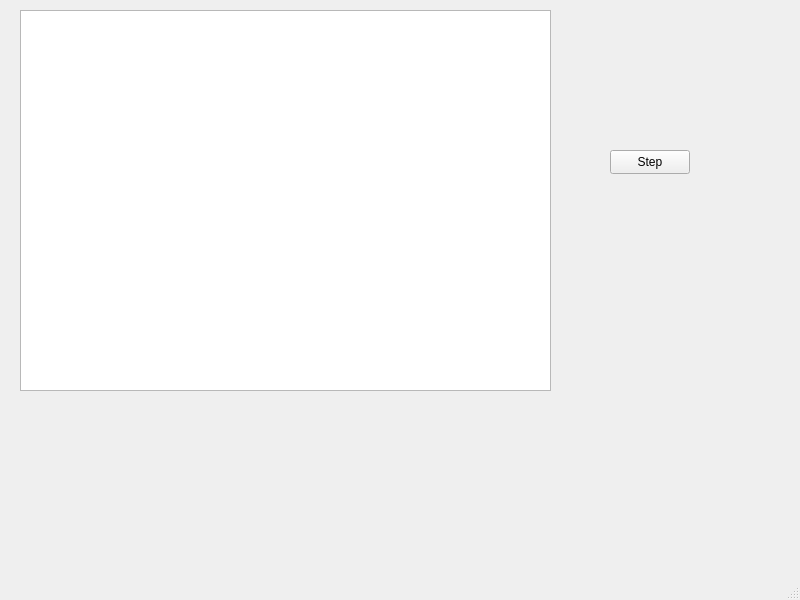
Before: the Qt Designer form mainwindow.ui in MateuszGuzy02/Game-Of-Life, drawn with Qt 5.
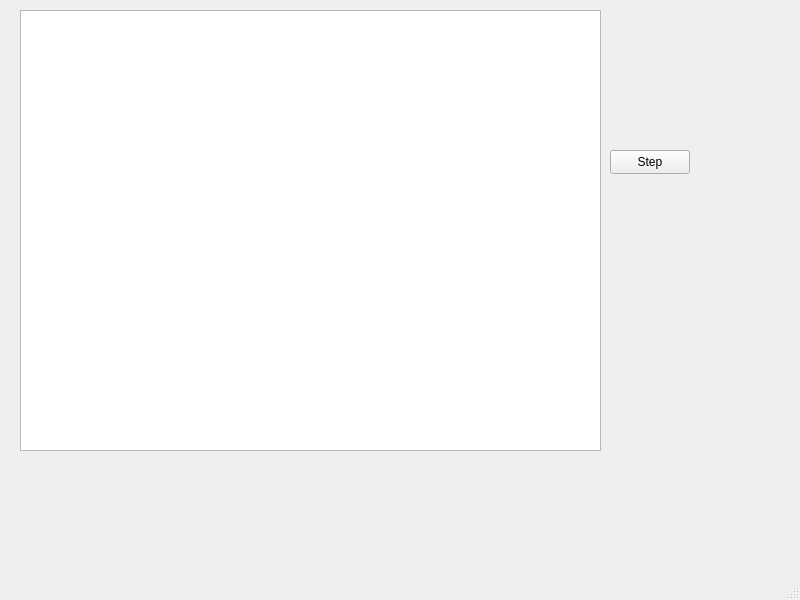
After: the same form once the commit is applied.

The edit to the form file:
```diff
--- a/mainwindow.ui
+++ b/mainwindow.ui
@@ -19,8 +19,8 @@
      <rect>
       <x>20</x>
       <y>10</y>
-      <width>531</width>
-      <height>381</height>
+      <width>581</width>
+      <height>441</height>
      </rect>
     </property>
    </widget>
```
